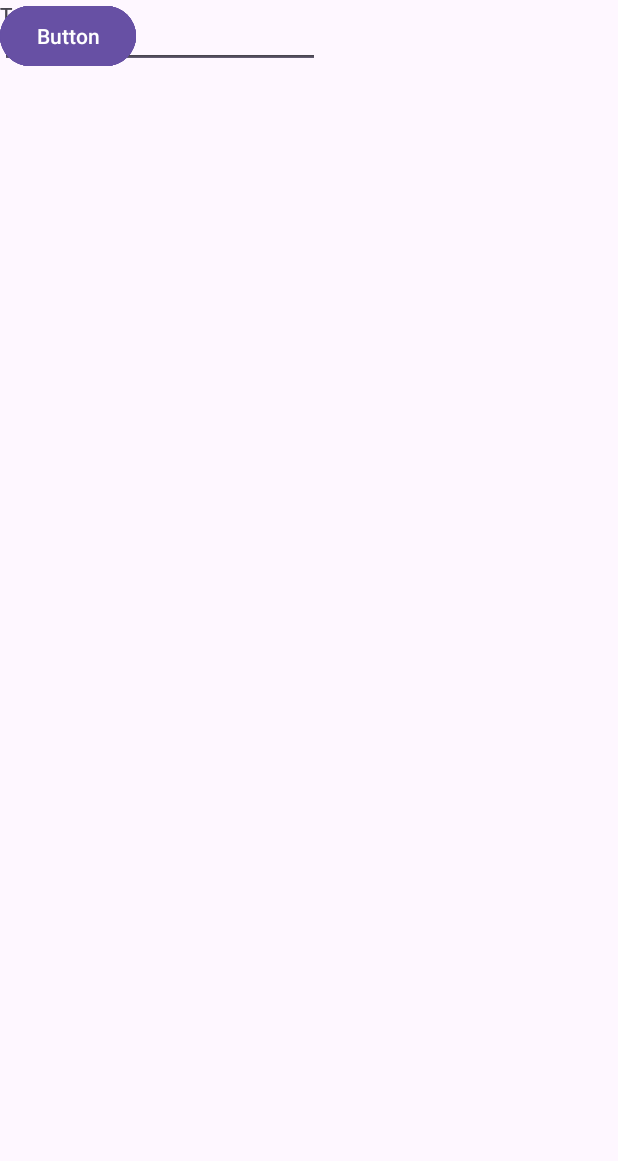
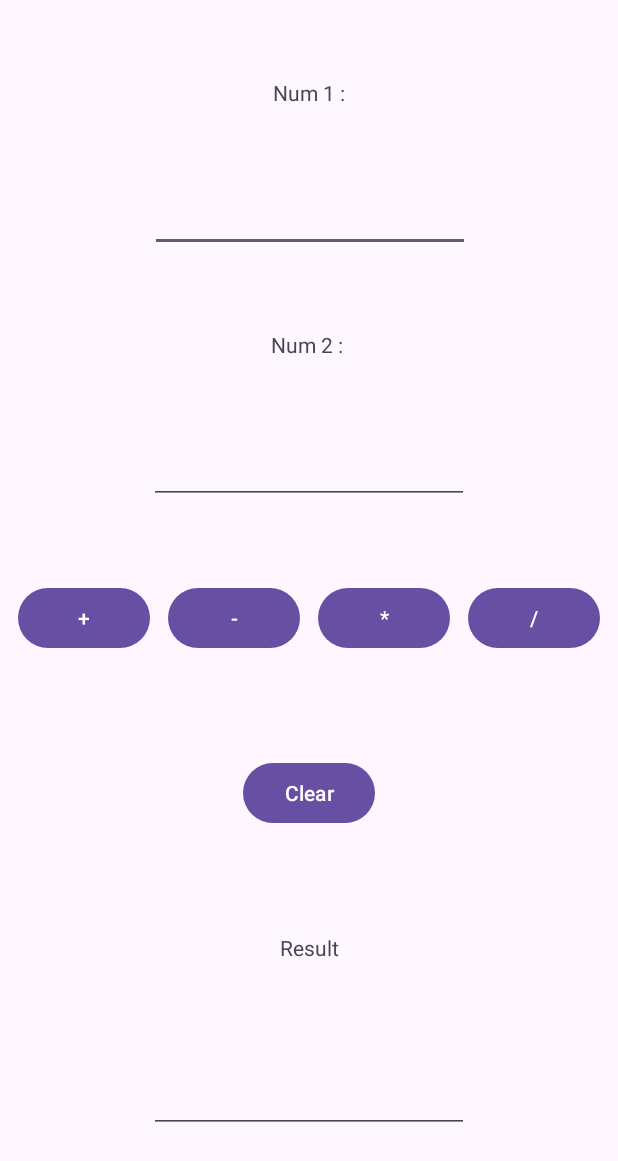
Before and after one commit to AchrefNa/tp7, an Android app: the layout activity_main.xml on its own in the app's theme, with its tools: preview values and no code run, on a phone screen of 412 x 824 dp. Shown: the top 1161 px of the screen. Run offline under Robolectric (Android 15) with nearby library versions, the phone set to English and light mode, and no system bars.

Commit message:
commit 3

```diff
--- a/app/build.gradle
+++ b/app/build.gradle
@@ -1,9 +1,13 @@
 plugins {
     id 'com.android.application'
     id 'org.jetbrains.kotlin.android'
+    id'kotlin-kapt'
 }
 
 android {
+    dataBinding{
+        enable=true
+    }
     namespace 'com.ikyzostudios.tp7'
     compileSdk 33
 
--- a/app/src/main/java/com/ikyzostudios/tp7/MainActivity.kt
+++ b/app/src/main/java/com/ikyzostudios/tp7/MainActivity.kt
@@ -2,10 +2,67 @@ package com.ikyzostudios.tp7
 
 import androidx.appcompat.app.AppCompatActivity
 import android.os.Bundle
+import androidx.databinding.DataBindingUtil
+import com.ikyzostudios.tp7.databinding.ActivityMainBinding
 
 class MainActivity : AppCompatActivity() {
+
     override fun onCreate(savedInstanceState: Bundle?) {
         super.onCreate(savedInstanceState)
-        setContentView(R.layout.activity_main)
+        val binding: ActivityMainBinding = DataBindingUtil.setContentView(
+            this, R.layout.activity_main)
+
+
+
+                binding.button6.setOnClickListener{
+                    if (binding.num1.text.toString().isNotEmpty() &&
+                        binding.num2.text.toString().isNotEmpty()
+                    ) {
+
+                    binding.result.setText((binding.num1.text.toString().toInt() + binding.num2.text.toString().toInt()).toString())
+                }
+
+
+            }
+
+        binding.button7.setOnClickListener{
+            if (binding.num1.text.toString().isNotEmpty() &&
+                binding.num2.text.toString().isNotEmpty()
+            ) {
+
+                binding.result.setText((binding.num1.text.toString().toInt() - binding.num2.text.toString().toInt()).toString())
+            }
+
+
+        }
+        binding.button8.setOnClickListener{
+            if (binding.num1.text.toString().isNotEmpty() &&
+                binding.num2.text.toString().isNotEmpty()
+            ) {
+
+                binding.result.setText((binding.num1.text.toString().toInt() * binding.num2.text.toString().toInt()).toString())
+            }
+
+
+        }
+        binding.button9.setOnClickListener{
+            if (binding.num1.text.toString().isNotEmpty() &&
+                binding.num2.text.toString().isNotEmpty()&&
+                binding.num2.text.toString() !="0"
+            ) {
+
+                binding.result.setText((binding.num1.text.toString().toInt() / binding.num2.text.toString().toInt()).toString())
+            }
+
+
+
+
+        }
+
+                binding.clear.setOnClickListener {
+                    binding.num1.text=null
+                    binding.num2.text=null
+            }
+
     }
 }
--- a/app/src/main/res/layout/activity_main.xml
+++ b/app/src/main/res/layout/activity_main.xml
@@ -1,85 +1,142 @@
 <?xml version="1.0" encoding="utf-8"?>
-<androidx.constraintlayout.widget.ConstraintLayout xmlns:android="http://schemas.android.com/apk/res/android"
+<layout xmlns:tools="http://schemas.android.com/tools"
     xmlns:app="http://schemas.android.com/apk/res-auto"
-    xmlns:tools="http://schemas.android.com/tools"
+    xmlns:android="http://schemas.android.com/apk/res/android">
+<androidx.constraintlayout.widget.ConstraintLayout
     android:layout_width="match_parent"
     android:layout_height="match_parent"
     tools:context=".MainActivity">
 
     <TextView
-        android:id="@+id/textView"
+        android:id="@+id/textView4"
         android:layout_width="wrap_content"
         android:layout_height="wrap_content"
-        android:text="TextView"
-        tools:layout_editor_absoluteX="123dp"
-        tools:layout_editor_absoluteY="76dp" />
+        android:text="Num 1 :"
+        app:layout_constraintBottom_toTopOf="@+id/num1"
+        app:layout_constraintEnd_toEndOf="parent"
+        app:layout_constraintHorizontal_bias="0.5"
+        app:layout_constraintStart_toStartOf="parent"
+        app:layout_constraintTop_toTopOf="parent"
+        app:layout_constraintVertical_bias="0.5" />
 
     <EditText
-        android:id="@+id/editTextText"
+        android:id="@+id/num1"
         android:layout_width="wrap_content"
         android:layout_height="wrap_content"
         android:ems="10"
         android:inputType="text"
-        android:text="Name"
-        tools:layout_editor_absoluteX="74dp"
-        tools:layout_editor_absoluteY="123dp" />
+
+        app:layout_constraintBottom_toTopOf="@+id/textView5"
+        app:layout_constraintEnd_toEndOf="parent"
+        app:layout_constraintHorizontal_bias="0.502"
+        app:layout_constraintStart_toStartOf="parent"
+        app:layout_constraintTop_toBottomOf="@+id/textView4"
+        app:layout_constraintVertical_bias="0.5" />
 
     <TextView
-        android:id="@+id/textView2"
+        android:id="@+id/textView5"
         android:layout_width="wrap_content"
         android:layout_height="wrap_content"
-        android:text="TextView"
-        tools:layout_editor_absoluteX="137dp"
-        tools:layout_editor_absoluteY="205dp" />
+        android:text="Num 2 : "
+        app:layout_constraintBottom_toTopOf="@+id/num2"
+        app:layout_constraintEnd_toEndOf="parent"
+        app:layout_constraintHorizontal_bias="0.5"
+        app:layout_constraintStart_toStartOf="parent"
+        app:layout_constraintTop_toBottomOf="@+id/num1"
+        app:layout_constraintVertical_bias="0.5" />
 
     <EditText
-        android:id="@+id/editTextText2"
+        android:id="@+id/num2"
         android:layout_width="wrap_content"
         android:layout_height="wrap_content"
         android:ems="10"
         android:inputType="text"
-        android:text="Name"
-        tools:layout_editor_absoluteX="75dp"
-        tools:layout_editor_absoluteY="249dp" />
+
+        app:layout_constraintBottom_toTopOf="@+id/button6"
+        app:layout_constraintEnd_toEndOf="parent"
+        app:layout_constraintHorizontal_bias="0.5"
+        app:layout_constraintStart_toStartOf="parent"
+        app:layout_constraintTop_toBottomOf="@+id/textView5"
+        app:layout_constraintVertical_bias="0.5" />
 
     <Button
-        android:id="@+id/button"
+        android:id="@+id/button6"
         android:layout_width="wrap_content"
         android:layout_height="wrap_content"
-        android:text="Button"
-        tools:layout_editor_absoluteX="-5dp"
-        tools:layout_editor_absoluteY="343dp" />
+        android:text="+"
+        app:layout_constraintBottom_toBottomOf="parent"
+        app:layout_constraintEnd_toStartOf="@+id/button7"
+        app:layout_constraintHorizontal_bias="0.5"
+        app:layout_constraintStart_toStartOf="parent"
+        app:layout_constraintTop_toTopOf="parent"
+        app:layout_constraintVertical_bias="0.5" />
 
     <Button
-        android:id="@+id/button2"
+        android:id="@+id/button7"
         android:layout_width="wrap_content"
         android:layout_height="wrap_content"
-        android:text="Button"
-        tools:layout_editor_absoluteX="75dp"
-        tools:layout_editor_absoluteY="341dp" />
+        android:text="-"
+        app:layout_constraintBottom_toBottomOf="@+id/button6"
+        app:layout_constraintEnd_toStartOf="@+id/button8"
+        app:layout_constraintHorizontal_bias="0.5"
+        app:layout_constraintStart_toEndOf="@+id/button6" />
 
     <Button
-        android:id="@+id/button3"
+        android:id="@+id/button8"
         android:layout_width="wrap_content"
         android:layout_height="wrap_content"
-        android:text="Button"
-        tools:layout_editor_absoluteX="193dp"
-        tools:layout_editor_absoluteY="341dp" />
+        android:text="*"
+        app:layout_constraintBottom_toBottomOf="@+id/button7"
+        app:layout_constraintEnd_toStartOf="@+id/button9"
+        app:layout_constraintHorizontal_bias="0.5"
+        app:layout_constraintStart_toEndOf="@+id/button7" />
 
     <Button
-        android:id="@+id/button4"
+        android:id="@+id/button9"
         android:layout_width="wrap_content"
         android:layout_height="wrap_content"
-        android:text="Button"
-        tools:layout_editor_absoluteX="304dp"
-        tools:layout_editor_absoluteY="343dp" />
+        android:text="/"
+        app:layout_constraintBottom_toBottomOf="@+id/button8"
+        app:layout_constraintEnd_toEndOf="parent"
+        app:layout_constraintHorizontal_bias="0.5"
+        app:layout_constraintStart_toEndOf="@+id/button8" />
 
     <Button
-        android:id="@+id/button5"
+        android:id="@+id/clear"
         android:layout_width="wrap_content"
         android:layout_height="wrap_content"
-        android:text="Button"
-        tools:layout_editor_absoluteX="181dp"
-        tools:layout_editor_absoluteY="418dp" />
+        android:text="Clear"
+        app:layout_constraintBottom_toTopOf="@+id/textView6"
+        app:layout_constraintEnd_toEndOf="parent"
+        app:layout_constraintHorizontal_bias="0.5"
+        app:layout_constraintStart_toStartOf="parent"
+        app:layout_constraintTop_toBottomOf="@+id/button8"
+        app:layout_constraintVertical_bias="0.5" />
 
+    <TextView
+        android:id="@+id/textView6"
+        android:layout_width="wrap_content"
+        android:layout_height="wrap_content"
+        android:text="Result"
+        app:layout_constraintBottom_toTopOf="@+id/result"
+        app:layout_constraintEnd_toEndOf="parent"
+        app:layout_constraintHorizontal_bias="0.5"
+        app:layout_constraintStart_toStartOf="parent"
+        app:layout_constraintTop_toBottomOf="@+id/clear"
+        app:layout_constraintVertical_bias="0.5" />
+
+    <EditText
+        android:id="@+id/result"
+        android:layout_width="wrap_content"
+        android:layout_height="wrap_content"
+        android:ems="10"
+        android:inputType="text"
+
+        app:layout_constraintBottom_toBottomOf="parent"
+        app:layout_constraintEnd_toEndOf="parent"
+        app:layout_constraintHorizontal_bias="0.5"
+        app:layout_constraintStart_toStartOf="parent"
+        app:layout_constraintTop_toBottomOf="@+id/textView6"
+        app:layout_constraintVertical_bias="0.5" />
 </androidx.constraintlayout.widget.ConstraintLayout>
+</layout>
--- a/build.gradle
+++ b/build.gradle
@@ -2,5 +2,5 @@
 plugins {
     id 'com.android.application' version '8.0.2' apply false
     id 'com.android.library' version '8.0.2' apply false
-    id 'org.jetbrains.kotlin.android' version '1.8.20' apply false
+    id 'org.jetbrains.kotlin.android' version '1.9.0' apply false
 }
```
